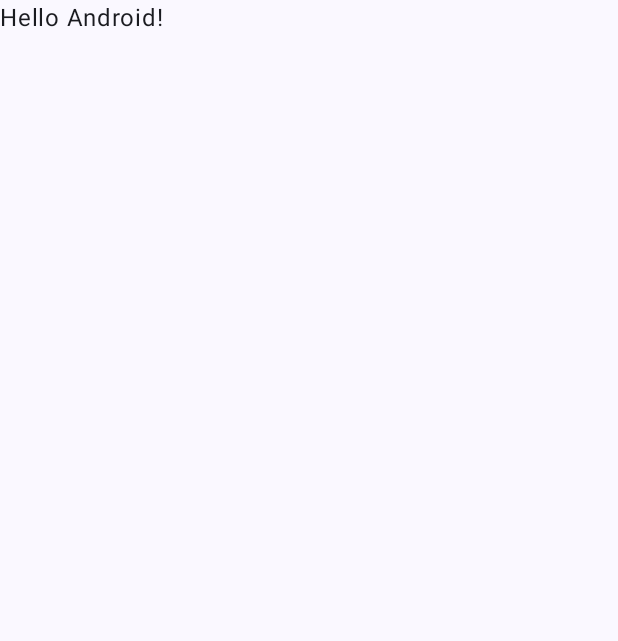
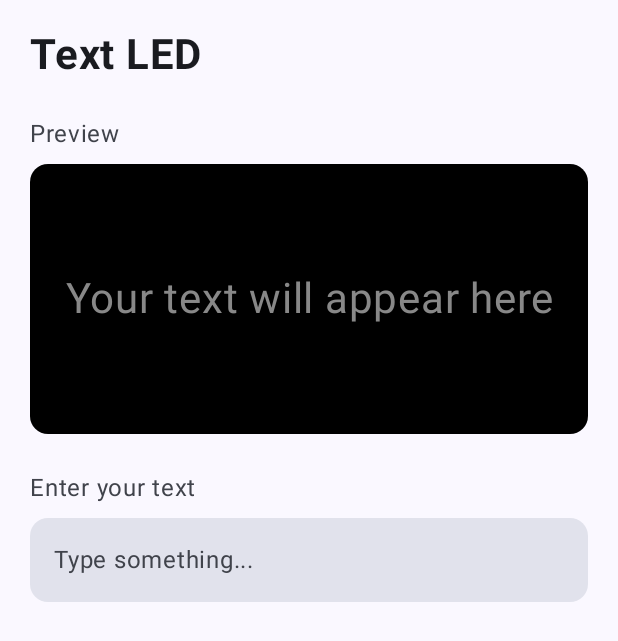
Before and after one commit to DanielSaborido/Text_Led, an Android app built with Jetpack Compose: the screen it shows after launch (MainActivity), on a phone screen of 412 x 824 dp. Before the commit the part shown is almost empty. Shown: the top 641 px of the screen. Run offline under Robolectric (Android 15) with nearby library versions, the phone set to English and light mode, and no system bars.

Commit message:
text base

```diff
--- a/app/src/main/java/com/example/textled/MainActivity.kt
+++ b/app/src/main/java/com/example/textled/MainActivity.kt
@@ -4,13 +4,26 @@ import android.os.Bundle
 import androidx.activity.ComponentActivity
 import androidx.activity.compose.setContent
 import androidx.activity.enableEdgeToEdge
+import androidx.compose.foundation.layout.Arrangement
+import androidx.compose.foundation.layout.Column
+import androidx.compose.foundation.layout.Spacer
 import androidx.compose.foundation.layout.fillMaxSize
+import androidx.compose.foundation.layout.fillMaxWidth
+import androidx.compose.foundation.layout.height
 import androidx.compose.foundation.layout.padding
+import androidx.compose.foundation.shape.RoundedCornerShape
+import androidx.compose.foundation.text.BasicTextField
+import androidx.compose.material3.MaterialTheme
 import androidx.compose.material3.Scaffold
+import androidx.compose.material3.Surface
 import androidx.compose.material3.Text
-import androidx.compose.runtime.Composable
+import androidx.compose.runtime.*
 import androidx.compose.ui.Modifier
-import androidx.compose.ui.tooling.preview.Preview
+import androidx.compose.ui.graphics.Color
+import androidx.compose.ui.unit.dp
+import androidx.compose.ui.unit.sp
+import androidx.compose.ui.text.font.FontWeight
+import androidx.compose.ui.text.style.TextAlign
 import com.example.textled.ui.theme.TextLedTheme
 
 class MainActivity : ComponentActivity() {
@@ -19,9 +32,10 @@ class MainActivity : ComponentActivity() {
         enableEdgeToEdge()
         setContent {
             TextLedTheme {
-                Scaffold(modifier = Modifier.fillMaxSize()) { innerPadding ->
-                    Greeting(
-                        name = "Android",
+                Scaffold(
+                    modifier = Modifier.fillMaxSize()
+                ) { innerPadding ->
+                    TextLedScreen(
                         modifier = Modifier.padding(innerPadding)
                     )
                 }
@@ -31,17 +45,83 @@ class MainActivity : ComponentActivity() {
 }
 
 @Composable
-fun Greeting(name: String, modifier: Modifier = Modifier) {
-    Text(
-        text = "Hello $name!",
+fun TextLedScreen(modifier: Modifier = Modifier) {
+    var inputText by remember { mutableStateOf("") }
+
+    Column(
         modifier = modifier
-    )
-}
-
-@Preview(showBackground = true)
-@Composable
-fun GreetingPreview() {
-    TextLedTheme {
-        Greeting("Android")
+            .fillMaxSize()
+            .padding(20.dp),
+        verticalArrangement = Arrangement.Top
+    ) {
+        Text(
+            text = "Text LED",
+            fontSize = 28.sp,
+            fontWeight = FontWeight.Bold
+        )
+        Spacer(modifier = Modifier.height(24.dp))
+        Text(
+            text = "Preview",
+            fontSize = 16.sp,
+            color = MaterialTheme.colorScheme.onSurfaceVariant
+        )
+        Spacer(modifier = Modifier.height(8.dp))
+        Surface(
+            modifier = Modifier
+                .fillMaxWidth()
+                .height(180.dp),
+            shape = RoundedCornerShape(12.dp),
+            color = Color.Black
+        ) {
+            androidx.compose.foundation.layout.Box(
+                modifier = Modifier
+                    .fillMaxSize()
+                    .padding(16.dp),
+                contentAlignment = androidx.compose.ui.Alignment.Center
+            ) {
+                Text(
+                    text = inputText.ifEmpty { "Your text will appear here" },
+                    color = if (inputText.isEmpty()) {
+                        Color.Gray
+                    } else {
+                        Color.Green
+                    },
+                    fontSize = 28.sp,
+                    textAlign = TextAlign.Center
+                )
+            }
+        }
+        Spacer(modifier = Modifier.height(24.dp))
+        Text(
+            text = "Enter your text",
+            fontSize = 16.sp,
+            color = MaterialTheme.colorScheme.onSurfaceVariant
+        )
+        Spacer(modifier = Modifier.height(8.dp))
+        Surface(
+            modifier = Modifier.fillMaxWidth(),
+            shape = RoundedCornerShape(12.dp),
+            color = MaterialTheme.colorScheme.surfaceVariant
+        ) {
+            BasicTextField(
+                value = inputText,
+                onValueChange = { inputText = it },
+                modifier = Modifier
+                    .fillMaxWidth()
+                    .padding(16.dp),
+                textStyle = MaterialTheme.typography.bodyLarge.copy(
+                    color = MaterialTheme.colorScheme.onSurface
+                ),
+                decorationBox = { innerTextField ->
+                    if (inputText.isEmpty()) {
+                        Text(
+                            text = "Type something...",
+                            color = MaterialTheme.colorScheme.onSurfaceVariant
+                        )
+                    }
+                    innerTextField()
+                }
+            )
+        }
     }
 }
```
